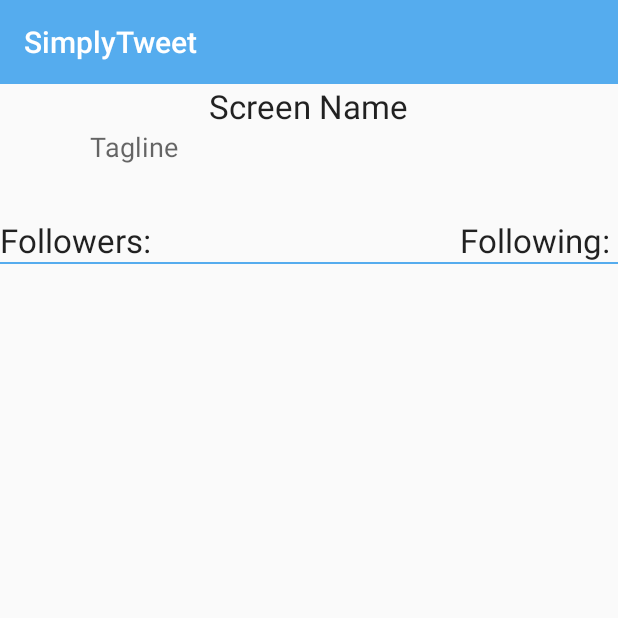
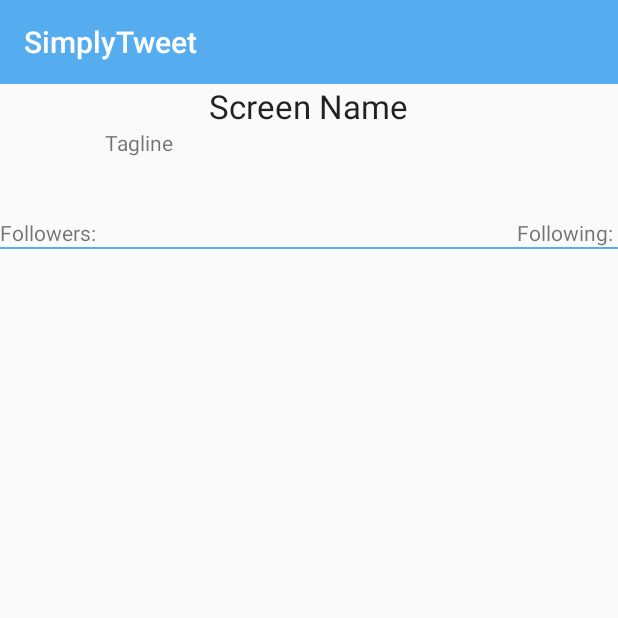
Before and after one commit to imohomed/simpletweets2, an Android app: the ProfileActivity screen opened directly, with no data from a screen before it, on a phone screen of 412 x 824 dp, the top half of it. Run offline under Robolectric (Android 15) with nearby library versions, the phone set to English and light mode, and no system bars; our stand-ins replace Picasso; pictures from the network do not load; 7 statements that could not run were skipped.

```diff
--- a/app/src/main/res/layout/activity_profile.xml
+++ b/app/src/main/res/layout/activity_profile.xml
@@ -43,12 +43,14 @@
         <TextView
             android:layout_width="wrap_content"
             android:layout_height="wrap_content"
-            android:textAppearance="?android:attr/textAppearanceMedium"
+            android:textAppearance="?android:attr/textAppearanceSmall"
+            android:paddingLeft="10dp"
             android:text="Tagline"
             android:id="@+id/tvStatus"
             android:layout_gravity="center_horizontal"
             android:layout_above="@+id/tvFollowers"
             android:layout_alignParentTop="true"
+            android:ellipsize="end"
             android:layout_alignEnd="@+id/tvFollowing"
             android:layout_toEndOf="@+id/ivUserPhoto" />
 
@@ -64,7 +66,7 @@
         <TextView
             android:layout_width="wrap_content"
             android:layout_height="wrap_content"
-            android:textAppearance="?android:attr/textAppearanceLarge"
+            android:textAppearance="?android:attr/textAppearanceSmall"
             android:text="Following: "
             android:id="@+id/tvFollowing"
             android:layout_gravity="right"
@@ -74,7 +76,7 @@
         <TextView
             android:layout_width="wrap_content"
             android:layout_height="wrap_content"
-            android:textAppearance="?android:attr/textAppearanceLarge"
+            android:textAppearance="?android:attr/textAppearanceSmall"
             android:text="Followers: "
             android:id="@+id/tvFollowers"
             android:layout_below="@+id/ivUserPhoto"
```
Also changed, not shown: app/src/main/java/com/codepath/apps/simpletweets/TwitterClient.java (+18 -0 lines), app/src/main/java/com/codepath/apps/simpletweets/activities/TabbedActivity.java (+19 -1 lines).
